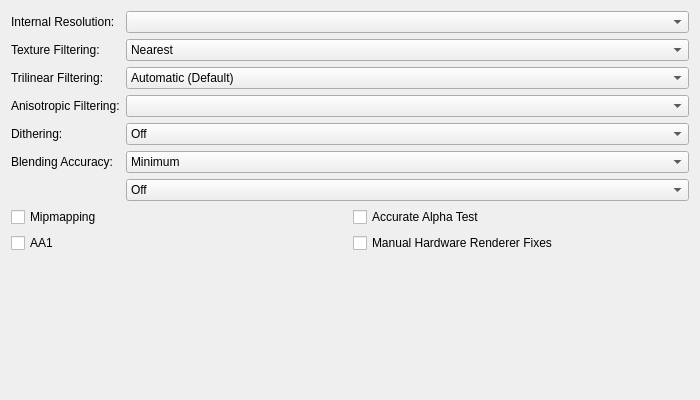
The window that pcsx2-qt/Settings/GraphicsHardwareRenderingSettingsTab.ui (TJnotJT/pcsx2) describes before a commit, drawn with Qt 5.
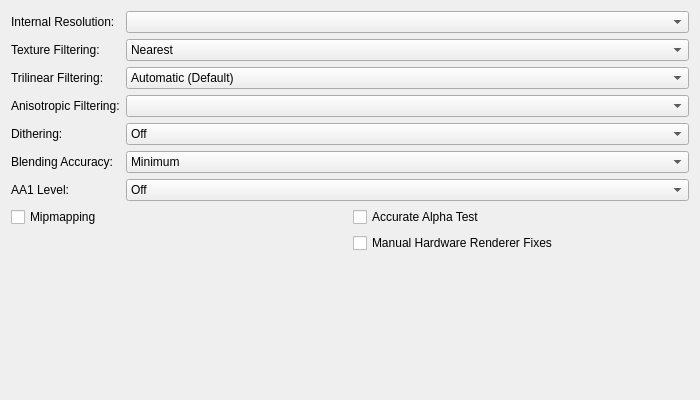
The same window after the commit.

Commit message: fix AA1 GUI label and remove checkbox

```diff
--- a/pcsx2-qt/Settings/GraphicsHardwareRenderingSettingsTab.ui
+++ b/pcsx2-qt/Settings/GraphicsHardwareRenderingSettingsTab.ui
@@ -64,13 +64,6 @@
        </property>
       </widget>
      </item>
-     <item row="1" column="0">
-      <widget class="QCheckBox" name="hwAA1">
-       <property name="text">
-        <string>AA1</string>
-       </property>
-      </widget>
-     </item>
      <item row="1" column="1">
       <widget class="QCheckBox" name="enableHWFixes">
        <property name="text">
@@ -174,6 +167,16 @@
      </item>
     </widget>
    </item>
+   <item row="6" column="0">
+    <widget class="QLabel" name="hwAA1Label">
+     <property name="text">
+      <string>AA1 Level:</string>
+     </property>
+     <property name="buddy">
+      <cstring>hwAA1</cstring>
+     </property>
+    </widget>
+   </item>
    <item row="6" column="1">
     <widget class="QComboBox" name="hwAA1">
      <item>
```
Left out of the diff: 20 changed lines with no effect on the pictures.
